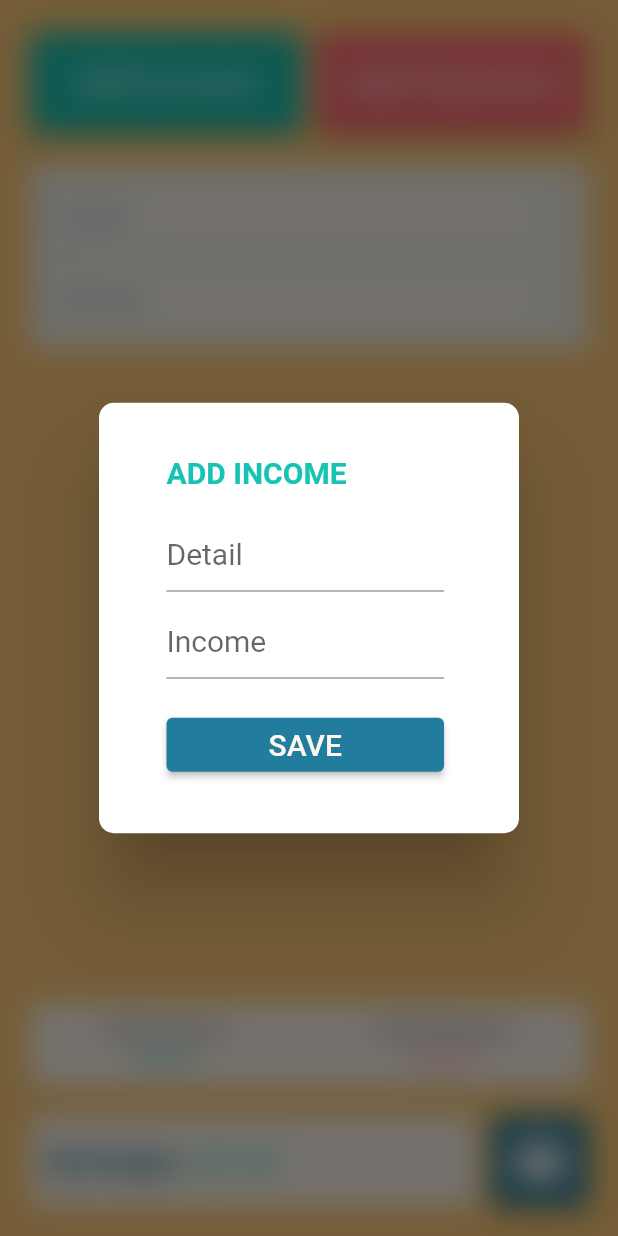
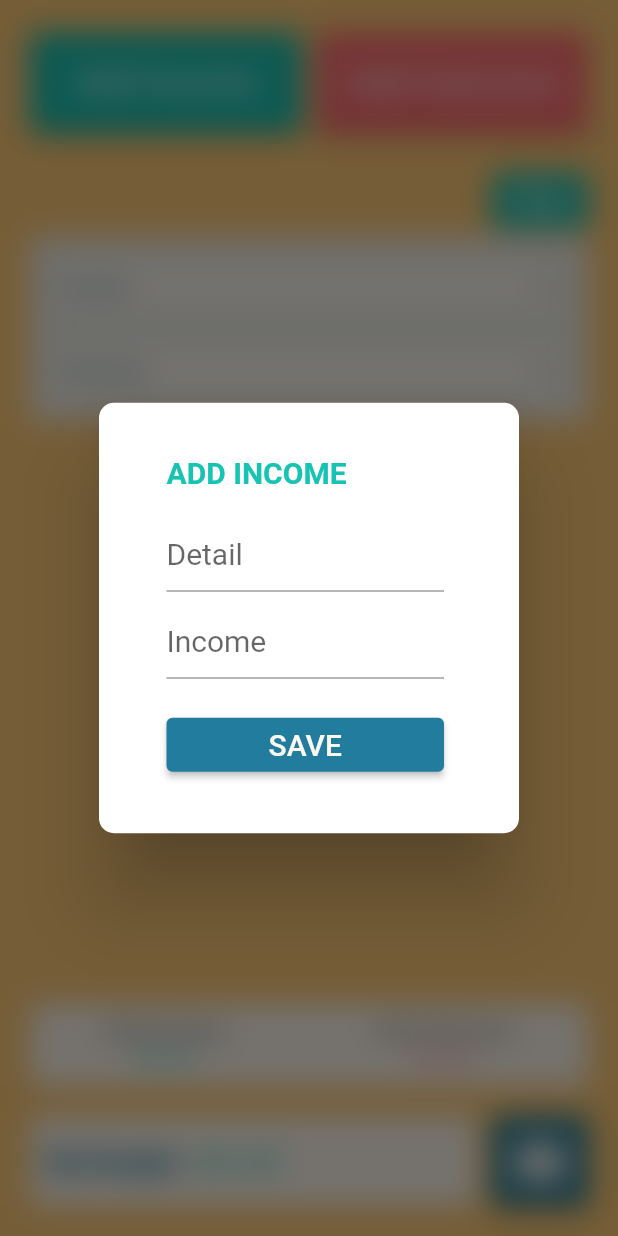
Before and after one commit to Nico-Strella/myBudget_frontend, a Flutter app: the screen it shows after launch, after a tap on "Add Income", on a phone screen of 412 x 824 dp. Run offline on Flutter 3.47's test engine with Material 2 defaults, Android fonts, the phone set to English and light mode, and no system bars; drawn by our look-alikes of auto_size_text; our stand-ins replace csv, shared_preferences; missing offline and left inert: flutter_date_pickers, flutter_email_sender.

Commit message:
add filter per month

```diff
--- a/mybudget/lib/main.dart
+++ b/mybudget/lib/main.dart
@@ -2,6 +2,7 @@ import 'package:flutter/material.dart';
 import 'package:mybudget/src/blocs/app_provider.dart';
 import 'package:mybudget/src/pages/home.dart';
 import 'package:provider/provider.dart';
+import 'package:flutter_localizations/flutter_localizations.dart';
 
 void main() {
   runApp(
@@ -13,6 +14,10 @@ void main() {
         home: Consumer<AppProvider>(
           builder: (ctx, provider, child) => Home(appProvider: provider),
         ),
+        localizationsDelegates: GlobalMaterialLocalizations.delegates,
+        supportedLocales: const [
+          Locale('en', 'US'),
+        ],
       ),
     ),
   );
--- a/mybudget/lib/src/blocs/app_provider.dart
+++ b/mybudget/lib/src/blocs/app_provider.dart
@@ -5,32 +5,36 @@ import 'package:mybudget/src/classes/money_movement.dart';
 import 'package:mybudget/src/utils/preferences.dart';
 
 class AppProvider with ChangeNotifier {
-  final List<MoneyMovement> _incomeList = [];
-  final List<MoneyMovement> _outcomeList = [];
+  List<MoneyMovement> _incomeList = [];
+  List<MoneyMovement> _outcomeList = [];
   double _totalIncome = 0;
   double _totalOutcome = 0;
   double _myBudget = 0;
+  DateTime? _selectedFilter;
 
   List<MoneyMovement> get incomeList => _incomeList;
   List<MoneyMovement> get outcomeList => _outcomeList;
   double get totalIncome => _totalIncome;
   double get totalOutcome => _totalOutcome;
   double get myBudget => _myBudget;
+  DateTime? get selectedFilter => _selectedFilter;
 
-  Future<void> init() async {
+  Future<void> init({filter}) async {
     String incomes = await getIncomes();
     if (incomes.isNotEmpty) {
       dynamic savedIncomeList = incomes.isEmpty ? [] : json.decode(incomes)['incomes'];
 
-      if (savedIncomeList != null && _incomeList.isEmpty) {
+      if (savedIncomeList != null) {
         for (var element in savedIncomeList) {
           MoneyMovement mappedElement = MoneyMovement(
             date: DateTime.fromMillisecondsSinceEpoch(element['date']),
             detail: element['detail'],
             amount: element['amount'],
           );
-          _totalIncome += mappedElement.amount;
-          _incomeList.add(mappedElement);
+          if (filter == null || (filter != null && filter.year == mappedElement.date.year && filter.month == mappedElement.date.month)) {
+            _totalIncome += mappedElement.amount;
+            _incomeList.add(mappedElement);
+          }
         }
       }
     }
@@ -39,15 +43,17 @@ class AppProvider with ChangeNotifier {
     if (outcomes.isNotEmpty) {
       dynamic savedOutcomeList = outcomes.isEmpty ? [] : json.decode(outcomes)['outcomes'];
 
-      if (savedOutcomeList != null && _outcomeList.isEmpty) {
+      if (savedOutcomeList != null) {
         for (var element in savedOutcomeList) {
           MoneyMovement mappedElement = MoneyMovement(
             date: DateTime.fromMillisecondsSinceEpoch(element['date']),
             detail: element['detail'],
             amount: element['amount'],
           );
-          _totalOutcome += mappedElement.amount;
-          _outcomeList.add(mappedElement);
+          if (filter == null || (filter != null && filter.year == mappedElement.date.year && filter.month == mappedElement.date.month)) {
+            _totalOutcome += mappedElement.amount;
+            _outcomeList.add(mappedElement);
+          }
         }
       }
     }
@@ -166,4 +172,30 @@ class AppProvider with ChangeNotifier {
     _updateCookies(type);
     notifyListeners();
   }
+
+  // ------- FILTER -------
+
+  Future<void> setFilter(DateTime dateTime) async {
+    _selectedFilter = dateTime;
+    _incomeList = [];
+    _outcomeList = [];
+    _totalIncome = 0;
+    _totalOutcome = 0;
+    _myBudget = 0;
+    notifyListeners();
+
+    await init(filter: dateTime);
+  }
+
+  Future<void> clearFilter() async {
+    _selectedFilter = null;
+    _incomeList = [];
+    _outcomeList = [];
+    _totalIncome = 0;
+    _totalOutcome = 0;
+    _myBudget = 0;
+    notifyListeners();
+
+    await init();
+  }
 }
--- a/mybudget/lib/src/pages/home.dart
+++ b/mybudget/lib/src/pages/home.dart
@@ -1,7 +1,9 @@
 import 'package:flutter/material.dart';
+import 'package:intl/intl.dart';
 import 'package:mybudget/src/blocs/app_provider.dart';
 import 'package:mybudget/src/pages/widgets/action_buttons.dart';
 import 'package:mybudget/src/pages/widgets/body.dart';
+import 'package:mybudget/src/pages/widgets/filter.dart';
 import 'package:mybudget/src/pages/widgets/my_budget.dart';
 import 'package:mybudget/src/pages/widgets/sub_action_buttons.dart';
 import 'package:mybudget/src/pages/widgets/total_income_outcome.dart';
@@ -24,6 +26,34 @@ class Home extends StatelessWidget {
               const ActionButtons(),
               const SizedBox(
                 height: 20,
+              ),
+              Row(
+                mainAxisAlignment: MainAxisAlignment.spaceBetween,
+                children: [
+                  Expanded(
+                    child: appProvider.selectedFilter == null
+                        ? Container()
+                        : Text(
+                            DateFormat.yMMMM().format(
+                              appProvider.selectedFilter ?? DateTime.now(),
+                            ),
+                            style: const TextStyle(color: ThemeColors.blue, fontWeight: FontWeight.bold, fontSize: 18),
+                          ),
+                  ),
+                  TextButton(
+                    onPressed: () {
+                      Navigator.push(
+                        context,
+                        MaterialPageRoute(builder: (context) => const DateFilter()),
+                      );
+                    },
+                    style: TextButton.styleFrom(backgroundColor: ThemeColors.green),
+                    child: const Text(
+                      'Filter',
+                      style: TextStyle(color: ThemeColors.white, fontSize: 18),
+                    ),
+                  ),
+                ],
               ),
               Expanded(
                 child: SingleChildScrollView(
--- a/mybudget/pubspec.yaml
+++ b/mybudget/pubspec.yaml
@@ -37,6 +37,7 @@ dependencies:
   flutter_email_sender: ^5.0.2
   path_provider: ^2.0.8
   csv: ^5.0.1
+  flutter_date_pickers: ^0.2.8
 
   # The following adds the Cupertino Icons font to your application.
   # Use with the CupertinoIcons class for iOS style icons.
```
Also changed, not shown: mybudget/lib/src/pages/widgets/filter.dart (added, +63 -0 lines), mybudget/pubspec.lock.
